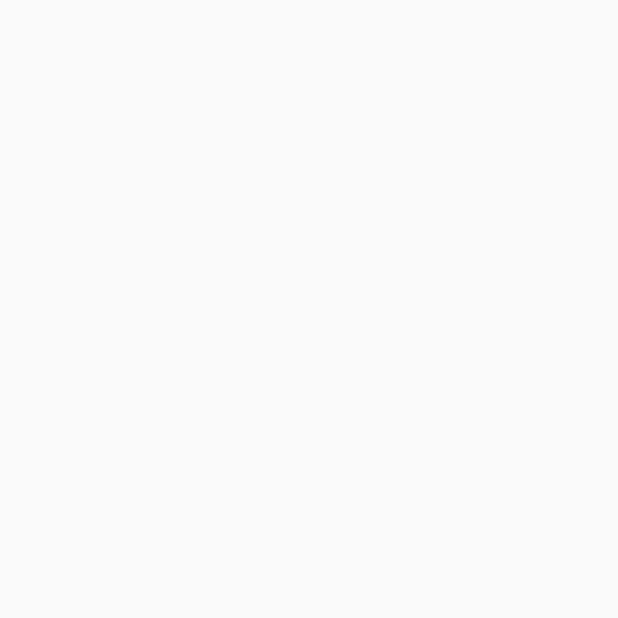
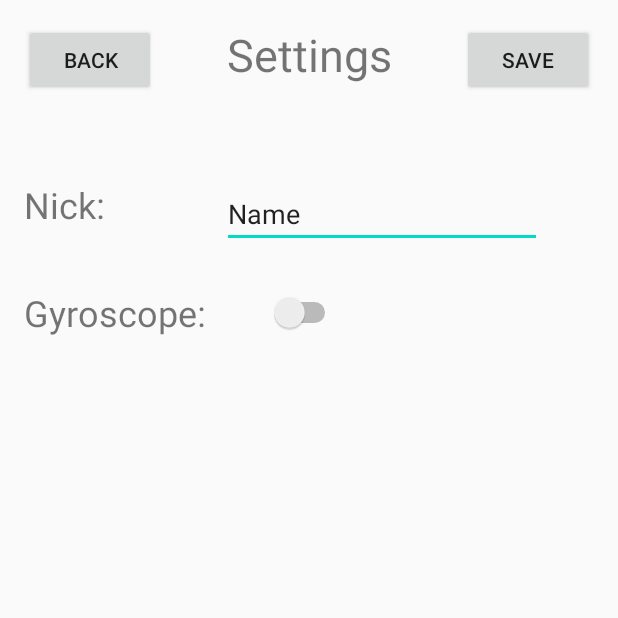
Before and after one commit to SkylineHub/TAMZ, an Android app: the SettingsActivity screen opened directly, with no data from a screen before it, on a phone screen of 412 x 824 dp, the top half of it. Before the commit the part shown is empty. Run offline under Robolectric (Android 15) with nearby library versions, the phone set to English and light mode, and no system bars.

Commit message:
settings
přidání nastavení pro jméno hráče a ovládání

```diff
--- a/app/src/main/java/com/example/coinapocalypse/SettingsActivity.java
+++ b/app/src/main/java/com/example/coinapocalypse/SettingsActivity.java
@@ -2,13 +2,46 @@ package com.example.coinapocalypse;
 
 import androidx.appcompat.app.AppCompatActivity;
 
+import android.content.Context;
+import android.content.Intent;
+import android.content.SharedPreferences;
 import android.os.Bundle;
+import android.view.View;
+import android.widget.Button;
+import android.widget.Switch;
+import android.widget.TextView;
 
 public class SettingsActivity extends AppCompatActivity {
+    public static final String myPreferences = "preferences";
+    SharedPreferences sharedpreferences;
+    TextView name;
+    Switch gyroscope;
 
     @Override
     protected void onCreate(Bundle savedInstanceState) {
         super.onCreate(savedInstanceState);
         setContentView(R.layout.activity_settings);
+
+        Button buttonSave = (Button)findViewById(R.id.buttonSave);
+        buttonSave.setOnClickListener(new View.OnClickListener() {
+            public void onClick(View v) {
+                name = findViewById(R.id.editTextNick);
+                gyroscope = (Switch) findViewById(R.id.switchGyroscope);
+
+                sharedpreferences = getSharedPreferences(myPreferences, Context.MODE_PRIVATE);
+                SharedPreferences.Editor editor = sharedpreferences.edit();
+                editor.putString("nick", name.getText().toString());
+                editor.putBoolean("gyroscope", gyroscope.isChecked());
+                editor.commit();
+            }
+        });
+        Button buttonScore = (Button)findViewById(R.id.buttonBack2);
+        buttonScore.setOnClickListener(new View.OnClickListener() {
+            public void onClick(View v) {
+                Intent intent = new Intent(getApplicationContext(), MainActivity.class);
+                startActivity(intent);
+                finish();
+            }
+        });
     }
 }
--- a/app/src/main/res/layout/activity_main.xml
+++ b/app/src/main/res/layout/activity_main.xml
@@ -30,7 +30,7 @@
         app:layout_constraintTop_toBottomOf="@+id/buttonGame" />
 
     <Button
-        android:id="@+id/buttonMenu"
+        android:id="@+id/buttonSettings"
         android:layout_width="wrap_content"
         android:layout_height="wrap_content"
         android:layout_marginTop="24dp"
--- a/app/src/main/res/layout/activity_score.xml
+++ b/app/src/main/res/layout/activity_score.xml
@@ -24,4 +24,10 @@
         android:layout_below="@+id/textView"
         android:layout_alignParentEnd="true">
     </ListView>
+
+    <Button
+        android:id="@+id/buttonBack"
+        android:layout_width="wrap_content"
+        android:layout_height="wrap_content"
+        android:text="Back" />
 </RelativeLayout>
--- a/app/src/main/res/layout/activity_settings.xml
+++ b/app/src/main/res/layout/activity_settings.xml
@@ -6,4 +6,80 @@
     android:layout_height="match_parent"
     tools:context=".SettingsActivity">
 
+    <Button
+        android:id="@+id/buttonBack2"
+        android:layout_width="wrap_content"
+        android:layout_height="wrap_content"
+        android:layout_marginStart="16dp"
+        android:layout_marginTop="16dp"
+        android:text="Back"
+        app:layout_constraintStart_toStartOf="parent"
+        app:layout_constraintTop_toTopOf="parent" />
+
+    <Button
+        android:id="@+id/buttonSave"
+        android:layout_width="wrap_content"
+        android:layout_height="wrap_content"
+        android:layout_marginTop="16dp"
+        android:text="Save"
+        app:layout_constraintEnd_toEndOf="parent"
+        app:layout_constraintHorizontal_bias="0.95"
+        app:layout_constraintStart_toStartOf="parent"
+        app:layout_constraintTop_toTopOf="parent" />
+
+    <TextView
+        android:id="@+id/textView2"
+        android:layout_width="wrap_content"
+        android:layout_height="wrap_content"
+        android:layout_alignParentTop="true"
+        android:layout_centerHorizontal="true"
+        android:layout_marginTop="16dp"
+        android:text="Settings"
+        android:textSize="30sp"
+        app:layout_constraintEnd_toEndOf="parent"
+        app:layout_constraintStart_toStartOf="parent"
+        app:layout_constraintTop_toTopOf="parent" />
+
+    <Switch
+        android:id="@+id/switchGyroscope"
+        android:layout_width="67dp"
+        android:layout_height="48dp"
+        android:layout_marginStart="160dp"
+        android:layout_marginTop="184dp"
+        app:layout_constraintStart_toStartOf="parent"
+        app:layout_constraintTop_toTopOf="parent" />
+
+    <TextView
+        android:id="@+id/textView3"
+        android:layout_width="wrap_content"
+        android:layout_height="wrap_content"
+        android:layout_marginStart="16dp"
+        android:layout_marginTop="120dp"
+        android:text="Nick:"
+        android:textSize="24sp"
+        app:layout_constraintStart_toStartOf="parent"
+        app:layout_constraintTop_toTopOf="parent" />
+
+    <TextView
+        android:id="@+id/textView4"
+        android:layout_width="wrap_content"
+        android:layout_height="wrap_content"
+        android:layout_marginStart="16dp"
+        android:layout_marginTop="192dp"
+        android:text="Gyroscope:"
+        android:textSize="24sp"
+        app:layout_constraintStart_toStartOf="parent"
+        app:layout_constraintTop_toTopOf="parent" />
+
+    <EditText
+        android:id="@+id/editTextNick"
+        android:layout_width="wrap_content"
+        android:layout_height="wrap_content"
+        android:layout_marginStart="148dp"
+        android:layout_marginTop="120dp"
+        android:ems="10"
+        android:inputType="textPersonName"
+        android:text="Name"
+        app:layout_constraintStart_toStartOf="parent"
+        app:layout_constraintTop_toTopOf="parent" />
 </androidx.constraintlayout.widget.ConstraintLayout>
```
Also changed, not shown: app/src/main/java/com/example/coinapocalypse/CoinApocalypseView.java (+8 -4 lines), app/src/main/java/com/example/coinapocalypse/GameActivity.java (+12 -2 lines), app/src/main/java/com/example/coinapocalypse/MainActivity.java (+10 -2 lines), app/src/main/java/com/example/coinapocalypse/ScoreActivity.java (+12 -0 lines).
